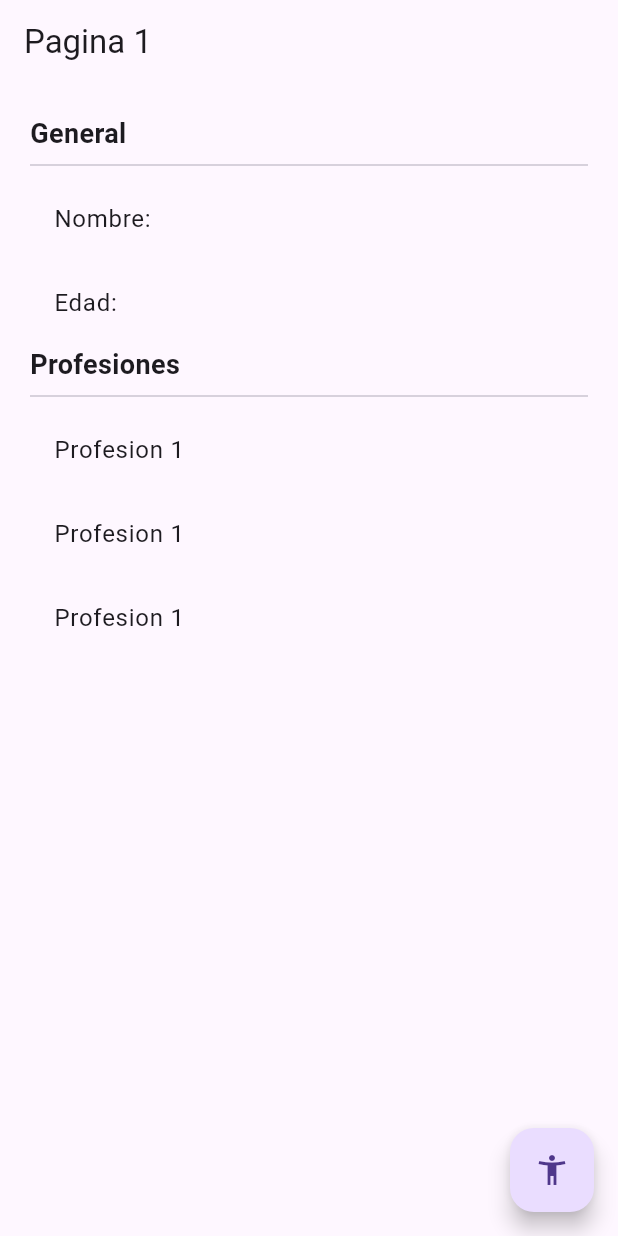
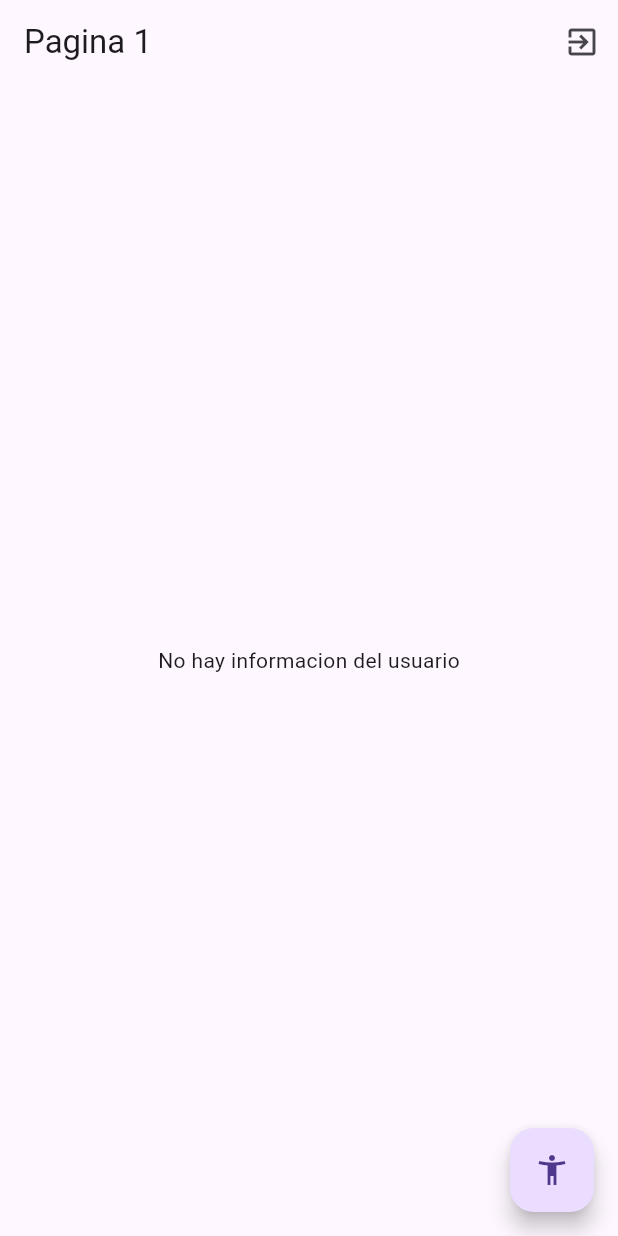
Before and after one commit to elojaa6/singleton, a Flutter app: the screen it shows after launch, on a phone screen of 412 x 824 dp. Run offline on Flutter 3.47's test engine with Material 3 defaults, Android fonts, the phone set to English and light mode, and no system bars; our stand-ins replace flutter_bloc.

Commit message:
Cubit Terminado

```diff
--- /dev/null
+++ b/lib/bloc/usuario/usuario_cubit.dart
@@ -0,0 +1,35 @@
+import 'package:flutter_bloc/flutter_bloc.dart';
+import 'package:meta/meta.dart';
+import 'package:singleton/models/usuario.dart';
+
+part 'usuario_state.dart';
+
+class UsuarioCubit extends Cubit<UsuarioState> {
+  UsuarioCubit() : super(UsuarioInitial());
+
+  void seleccionarUsuario(Usuario user) {
+    emit(UsuarioActivo(usuario: user));
+  }
+
+  void cambiarEdad(int edad) {
+    final currentState = state;
+    if (currentState is UsuarioActivo) {
+      final newUser = currentState.usuario.copyWith(edad: edad);
+      emit(UsuarioActivo(usuario: newUser));
+    }
+  }
+
+  void agregarProfesion(String profesion) {
+    final currentState = state;
+    if (currentState is UsuarioActivo) {
+      final newProfesion = currentState.usuario.profesiones;
+      newProfesion.add(profesion);
+      final newUser = currentState.usuario.copyWith(profesiones: newProfesion);
+      emit(UsuarioActivo(usuario: newUser));
+    }
+  }
+
+  void borrarUsuario() {
+    emit(UsuarioInitial());
+  }
+}
--- /dev/null
+++ b/lib/bloc/usuario/usuario_state.dart
@@ -0,0 +1,18 @@
+// ignore_for_file: public_member_api_docs, sort_constructors_first
+part of 'usuario_cubit.dart';
+
+abstract class UsuarioState {}
+
+@immutable
+class UsuarioInitial extends UsuarioState {
+  final existeUsario = false;
+}
+
+class UsuarioActivo extends UsuarioState {
+  final existeUsuario = true;
+  final Usuario usuario;
+
+  UsuarioActivo({
+    required this.usuario,
+  });
+}
--- a/lib/main.dart
+++ b/lib/main.dart
@@ -1,4 +1,6 @@
 import 'package:flutter/material.dart';
+import 'package:flutter_bloc/flutter_bloc.dart';
+import 'package:singleton/bloc/usuario/usuario_cubit.dart';
 import 'package:singleton/pages/pagina1_page.dart';
 import 'package:singleton/pages/pagina2_page.dart';
 
@@ -9,7 +11,11 @@
 
   @override
   Widget build(BuildContext context) {
-    return MaterialApp(
+    return MultiBlocProvider(
+      providers: [
+        BlocProvider(create: (_) => UsuarioCubit()),
+      ],
+      child: MaterialApp(
         debugShowMaterialGrid: false,
         title: 'Material App',
         initialRoute: 'pagina1',
@@ -17,6 +23,7 @@
           'pagina1': (context) => const Pagina1Page(),
           'pagina2': (context) => const Pagina2Page(),
         },
+      ),
     );
   }
 }
--- a/lib/models/usuario.dart
+++ b/lib/models/usuario.dart
@@ -1,11 +1,24 @@
+// ignore_for_file: public_member_api_docs, sort_constructors_first
 class Usuario {
-  String nombre;
-  int edad;
-  List<String> profesiones;
+  final String nombre;
+  final int edad;
+  final List<String> profesiones;
 
   Usuario({
     required this.nombre,
     required this.edad,
     required this.profesiones,
   });
+
+  Usuario copyWith({
+    String? nombre,
+    int? edad,
+    List<String>? profesiones,
+  }) {
+    return Usuario(
+      nombre: nombre ?? this.nombre,
+      edad: edad ?? this.edad,
+      profesiones: profesiones ?? this.profesiones,
+    );
+  }
 }
--- a/lib/pages/pagina1_page.dart
+++ b/lib/pages/pagina1_page.dart
@@ -1,15 +1,25 @@
 import 'package:flutter/material.dart';
+import 'package:flutter_bloc/flutter_bloc.dart';
+import 'package:singleton/bloc/usuario/usuario_cubit.dart';
+import 'package:singleton/models/usuario.dart';
 
 class Pagina1Page extends StatelessWidget {
   const Pagina1Page({super.key});
 
   @override
   Widget build(BuildContext context) {
+    final userCubit = context.read<UsuarioCubit>();
     return Scaffold(
       appBar: AppBar(
         title: const Text('Pagina 1'),
+        actions: [
+          IconButton(
+            onPressed: () => userCubit.borrarUsuario(),
+            icon: const Icon(Icons.exit_to_app),
+          ),
+        ],
       ),
-      body: const InformationUsuario(),
+      body: const BodyScaffold(),
       floatingActionButton: FloatingActionButton(
         child: const Icon(Icons.accessibility_new),
         onPressed: () => Navigator.pushNamed(context, 'pagina2'),
@@ -18,9 +28,43 @@
   }
 }
 
+class BodyScaffold extends StatelessWidget {
+  const BodyScaffold({
+    super.key,
+  });
+
+  @override
+  Widget build(BuildContext context) {
+    return BlocBuilder<UsuarioCubit, UsuarioState>(
+      builder: (context, state) {
+        switch (state.runtimeType) {
+          case const (UsuarioInitial):
+            return const Center(child: Text('No hay informacion del usuario'));
+          case const (UsuarioActivo):
+            return InformationUsuario(
+                usuario: (state as UsuarioActivo).usuario);
+          default:
+            return const Center(child: Text('Estado no reconocido'));
+        }
+
+        // if (state is UsuarioInitial) {
+        // return const Center(child: Text('No hay informacion del usuario'));
+        // } else if (state is UsuarioActivo) {
+        // return InformationUsuario(usuario: state.usuario);
+        // } else {
+        // return const Center(child: Text('Estado no reconocido'));
+        // }
+      },
+    );
+  }
+}
+
 class InformationUsuario extends StatelessWidget {
+  final Usuario usuario;
+
   const InformationUsuario({
     super.key,
+    required this.usuario,
   });
 
   @override
@@ -29,40 +73,34 @@
       width: double.infinity,
       height: double.infinity,
       padding: const EdgeInsets.all(20.0),
-      child: const Column(
+      child: Column(
         crossAxisAlignment: CrossAxisAlignment.start,
         children: [
-          Text(
+          const Text(
             'General',
             style: TextStyle(
               fontSize: 18.0,
               fontWeight: FontWeight.bold,
             ),
           ),
-          Divider(),
+          const Divider(),
           ListTile(
-            title: Text('Nombre: '),
+            title: Text('Nombre: ${usuario.nombre}'),
           ),
           ListTile(
-            title: Text('Edad: '),
+            title: Text('Edad: ${usuario.edad}'),
           ),
-          Text(
+          const Text(
             'Profesiones',
             style: TextStyle(
               fontSize: 18.0,
               fontWeight: FontWeight.bold,
             ),
           ),
-          Divider(),
-          ListTile(
-            title: Text('Profesion 1'),
-          ),
-          ListTile(
-            title: Text('Profesion 1'),
-          ),
-          ListTile(
-            title: Text('Profesion 1'),
-          ),
+          const Divider(),
+          ...usuario.profesiones.map((e) => ListTile(
+                title: Text(e),
+              )),
         ],
       ),
     );
```
Also changed, not shown: lib/pages/pagina2_page.dart (+25 -3 lines), pubspec.yaml (+5 -12 lines), pubspec.lock. Lines whose indentation alone changed are shown as unchanged.
